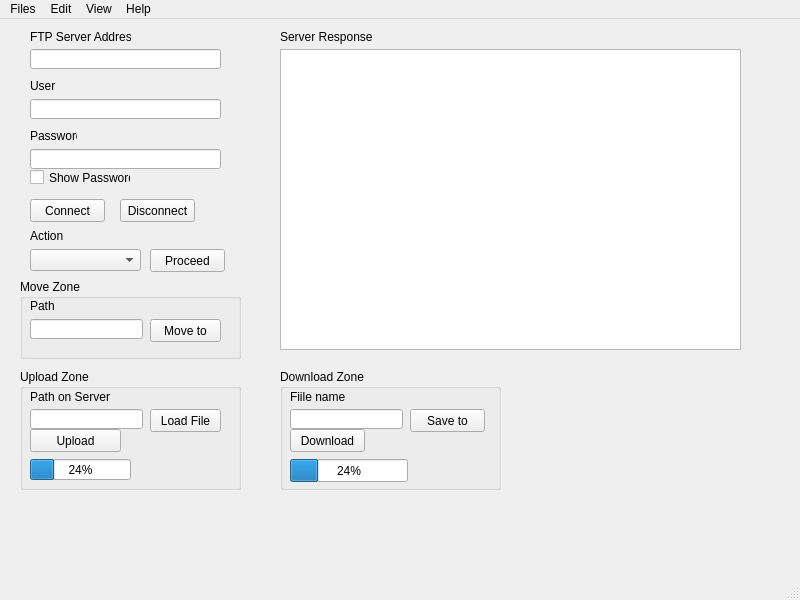
This is PyQt/mainwindow.ui in 93will93/FTP_CLIENT_SERVER as Qt 5 draws it before an edit. The edited form follows.
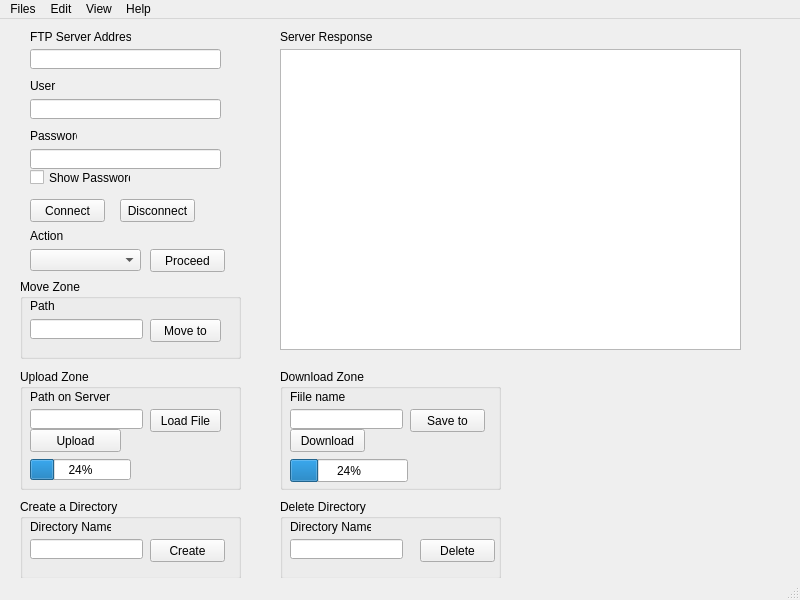
This is the edited form.

```diff
--- a/PyQt/mainwindow.ui
+++ b/PyQt/mainwindow.ui
@@ -383,6 +383,104 @@
      </property>
     </widget>
    </widget>
+   <widget class="QGroupBox" name="gb_create_file">
+    <property name="geometry">
+     <rect>
+      <x>20</x>
+      <y>480</y>
+      <width>221</width>
+      <height>80</height>
+     </rect>
+    </property>
+    <property name="title">
+     <string>Create a Directory</string>
+    </property>
+    <widget class="QLabel" name="lb_create_file">
+     <property name="geometry">
+      <rect>
+       <x>10</x>
+       <y>20</y>
+       <width>81</width>
+       <height>16</height>
+      </rect>
+     </property>
+     <property name="text">
+      <string>Directory Name</string>
+     </property>
+    </widget>
+    <widget class="QPushButton" name="btn_create">
+     <property name="geometry">
+      <rect>
+       <x>130</x>
+       <y>40</y>
+       <width>75</width>
+       <height>23</height>
+      </rect>
+     </property>
+     <property name="text">
+      <string>Create</string>
+     </property>
+    </widget>
+    <widget class="QLineEdit" name="le_create_file">
+     <property name="geometry">
+      <rect>
+       <x>10</x>
+       <y>40</y>
+       <width>113</width>
+       <height>20</height>
+      </rect>
+     </property>
+    </widget>
+   </widget>
+   <widget class="QGroupBox" name="db_delete_file">
+    <property name="geometry">
+     <rect>
+      <x>280</x>
+      <y>480</y>
+      <width>221</width>
+      <height>80</height>
+     </rect>
+    </property>
+    <property name="title">
+     <string>Delete Directory</string>
+    </property>
+    <widget class="QLabel" name="lb_delete_directory">
+     <property name="geometry">
+      <rect>
+       <x>10</x>
+       <y>20</y>
+       <width>81</width>
+       <height>16</height>
+      </rect>
+     </property>
+     <property name="text">
+      <string>Directory Name</string>
+     </property>
+    </widget>
+    <widget class="QPushButton" name="btn_delete">
+     <property name="geometry">
+      <rect>
+       <x>140</x>
+       <y>40</y>
+       <width>75</width>
+       <height>23</height>
+      </rect>
+     </property>
+     <property name="text">
+      <string>Delete</string>
+     </property>
+    </widget>
+    <widget class="QLineEdit" name="le_delete_file">
+     <property name="geometry">
+      <rect>
+       <x>10</x>
+       <y>40</y>
+       <width>113</width>
+       <height>20</height>
+      </rect>
+     </property>
+    </widget>
+   </widget>
   </widget>
   <widget class="QStatusBar" name="statusbar"/>
   <widget class="QMenuBar" name="menubar">
```
